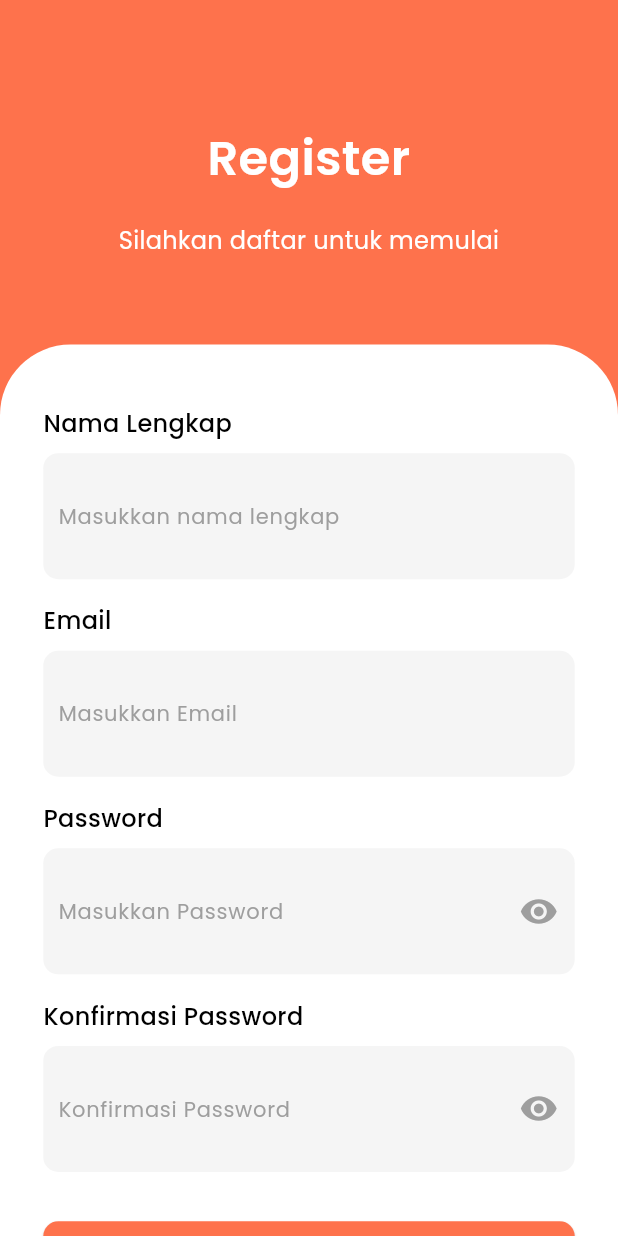
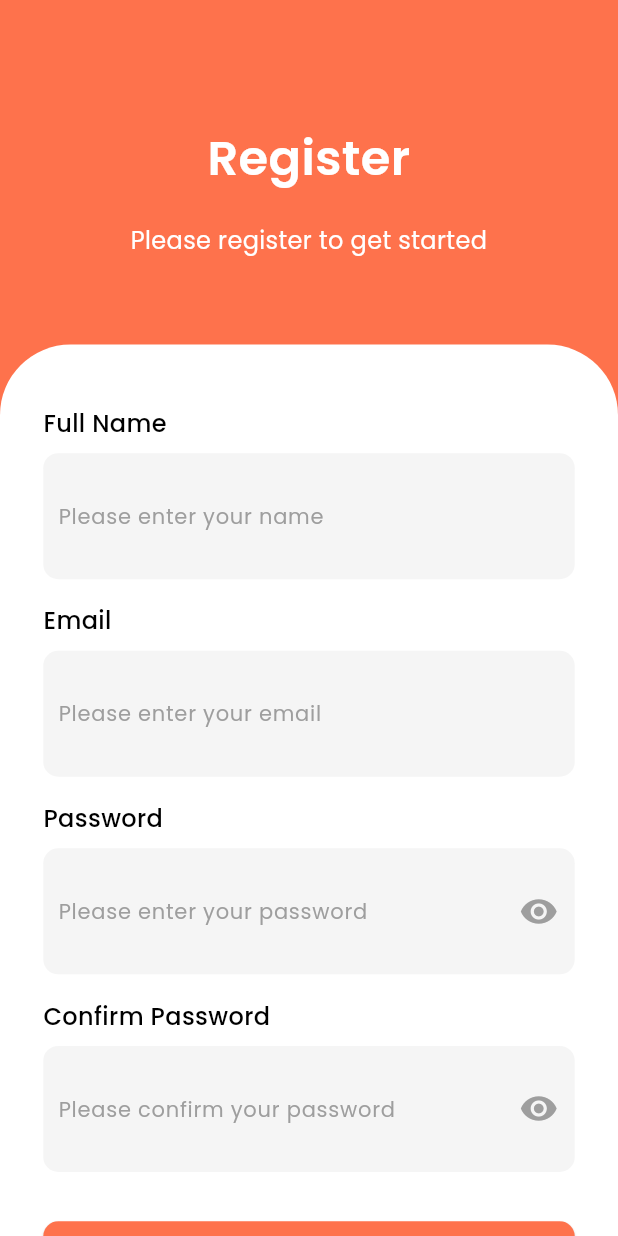
Before and after one commit to Resep-in/resepin-app, a Flutter app: the screen it shows after launch, after a tap on "Sign Up", on a phone screen of 412 x 824 dp. Run offline on Flutter 3.47's test engine with Material 3 defaults, Android fonts, the phone set to English and light mode, and no system bars; our stand-ins replace get, google_fonts, image_picker, persistent_bottom_nav_bar_v2, shared_preferences; accounts and stored records are empty.

Commit message:
feat(auth): login register eng

```diff
--- a/lib/pages/on_boarding/auth/login_page.dart
+++ b/lib/pages/on_boarding/auth/login_page.dart
@@ -56,7 +56,7 @@ class _LoginPageState extends State<LoginPage> {
                     ),
                     SizedBox(height: height * 0.025),
                     Text(
-                      "Silahkan Masukkan Email dan Password anda",
+                      "Please enter your email and password",
                       style: GoogleFonts.poppins(
                         color: Colors.white,
                         fontSize: 16,
@@ -104,7 +104,7 @@ class _LoginPageState extends State<LoginPage> {
                                   controller: _emailController,
                                   keyboardType: TextInputType.emailAddress,
                                   decoration: InputDecoration(
-                                    hintText: "Masukkan Email",
+                                    hintText: "Please enter your email",
                                     hintStyle: GoogleFonts.poppins(
                                       color: Colors.grey,
                                       fontSize: 14,
@@ -139,7 +139,7 @@ class _LoginPageState extends State<LoginPage> {
                                   controller: _passwordController,
                                   obscureText: _obsecurePassword,
                                   decoration: InputDecoration(
-                                    hintText: "Masukkan Password",
+                                    hintText: "Please enter your password",
                                     hintStyle: GoogleFonts.poppins(
                                       color: Colors.grey,
                                       fontSize: 14,
@@ -238,7 +238,7 @@ class _LoginPageState extends State<LoginPage> {
                                 mainAxisAlignment: MainAxisAlignment.center,
                                 children: [
                                   Text(
-                                    "Belum punya akun?",
+                                    "Don't have an account?",
                                     style: GoogleFonts.poppins(
                                       color: Colors.black,
                                       fontSize: 15,
--- a/lib/pages/on_boarding/auth/register_page.dart
+++ b/lib/pages/on_boarding/auth/register_page.dart
@@ -63,7 +63,7 @@ class _RegisterPageState extends State<RegisterPage> {
               ),
               SizedBox(height: height * 0.025),
               Text(
-                "Silahkan daftar untuk memulai",
+                "Please register to get started",
                 style: GoogleFonts.poppins(
                   color: Colors.white,
                   fontSize: 16,
@@ -90,9 +90,9 @@ class _RegisterPageState extends State<RegisterPage> {
                       children: [
                         SizedBox(height: height * 0.05),
 
-                        // Nama Field
+                        // Name Field
                         Text(
-                          "Nama Lengkap",
+                          "Full Name",
                           style: GoogleFonts.poppins(
                             color: Colors.black,
                             fontSize: 16,
@@ -108,7 +108,7 @@ class _RegisterPageState extends State<RegisterPage> {
                           child: TextField(
                             controller: _nameController,
                             decoration: InputDecoration(
-                              hintText: "Masukkan nama lengkap",
+                              hintText: "Please enter your name",
                               hintStyle: GoogleFonts.poppins(
                                 color: Colors.grey,
                                 fontSize: 14,
@@ -142,7 +142,7 @@ class _RegisterPageState extends State<RegisterPage> {
                             controller: _emailController,
                             keyboardType: TextInputType.emailAddress,
                             decoration: InputDecoration(
-                              hintText: "Masukkan Email",
+                              hintText: "Please enter your email",
                               hintStyle: GoogleFonts.poppins(
                                 color: Colors.grey,
                                 fontSize: 14,
@@ -176,7 +176,7 @@ class _RegisterPageState extends State<RegisterPage> {
                             controller: _passwordController,
                             obscureText: _obscurePassword,
                             decoration: InputDecoration(
-                              hintText: "Masukkan Password",
+                              hintText: "Please enter your password",
                               hintStyle: GoogleFonts.poppins(
                                 color: Colors.grey,
                                 fontSize: 14,
@@ -207,7 +207,7 @@ class _RegisterPageState extends State<RegisterPage> {
 
                         // Confirm Password Field
                         Text(
-                          "Konfirmasi Password",
+                          "Confirm Password",
                           style: GoogleFonts.poppins(
                             color: Colors.black,
                             fontSize: 16,
@@ -224,7 +224,7 @@ class _RegisterPageState extends State<RegisterPage> {
                             controller: _confirmPasswordController,
                             obscureText: _obscureConfirmPassword,
                             decoration: InputDecoration(
-                              hintText: "Konfirmasi Password",
+                              hintText: "Please confirm your password",
                               hintStyle: GoogleFonts.poppins(
                                 color: Colors.grey,
                                 fontSize: 14,
@@ -296,7 +296,7 @@ class _RegisterPageState extends State<RegisterPage> {
                           mainAxisAlignment: MainAxisAlignment.center,
                           children: [
                             Text(
-                              "Sudah punya akun? ",
+                              "I have an account? ",
                               style: GoogleFonts.poppins(
                                 color: Colors.black,
                                 fontSize: 15,
```
Also changed, not shown: 1 other file.
